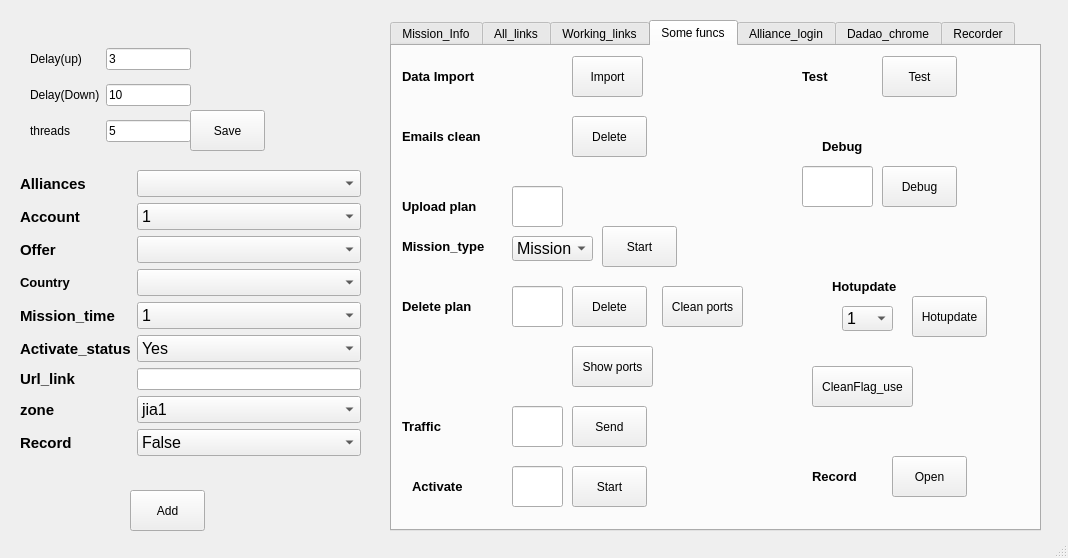
Above: ui/test.ui from FuckBrains/src before the change. Below: the same form after it.
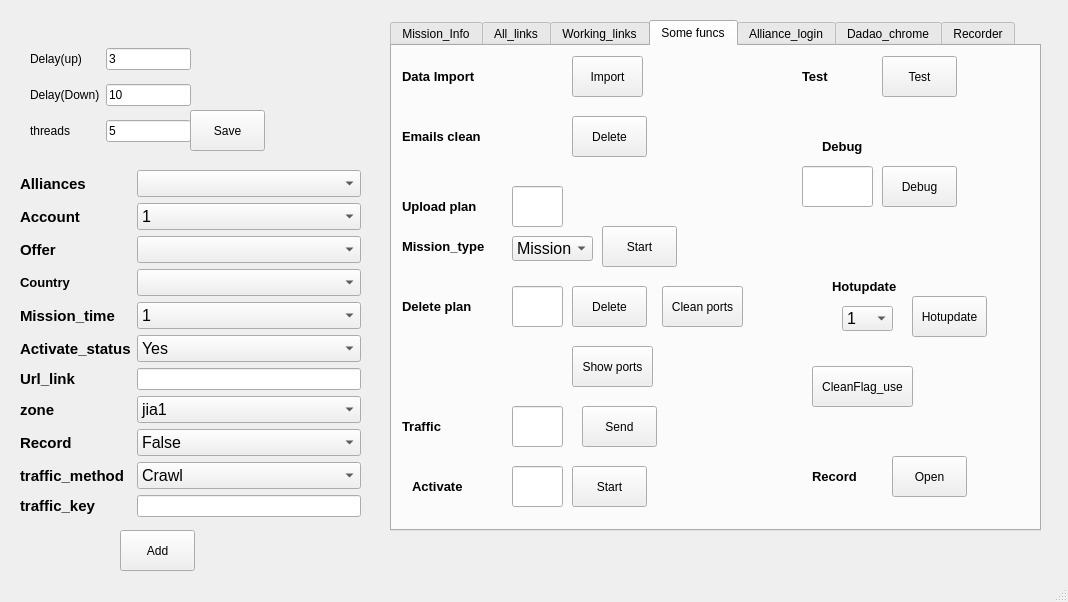
That is the form after the change. The open tabs and pages were chosen to show the change.

Diff of the .ui file:
```diff
--- a/ui/test.ui
+++ b/ui/test.ui
@@ -10,7 +10,7 @@
     <x>0</x>
     <y>0</y>
     <width>1068</width>
-    <height>558</height>
+    <height>602</height>
    </rect>
   </property>
   <property name="minimumSize">
@@ -29,8 +29,8 @@
    <widget class="QPushButton" name="pushButton1">
     <property name="geometry">
      <rect>
-      <x>130</x>
-      <y>490</y>
+      <x>120</x>
+      <y>530</y>
       <width>75</width>
       <height>41</height>
      </rect>
@@ -601,7 +601,7 @@
      <widget class="QPushButton" name="pushButton16">
       <property name="geometry">
        <rect>
-        <x>180</x>
+        <x>190</x>
         <y>360</y>
         <width>75</width>
         <height>41</height>
@@ -3086,7 +3086,7 @@
       <x>20</x>
       <y>170</y>
       <width>341</width>
-      <height>301</height>
+      <height>351</height>
      </rect>
     </property>
     <layout class="QFormLayout" name="formLayout">
@@ -3425,6 +3425,60 @@
        </item>
       </widget>
      </item>
+     <item row="11" column="0">
+      <widget class="QLabel" name="label_50">
+       <property name="font">
+        <font>
+         <pointsize>11</pointsize>
+         <weight>75</weight>
+         <bold>true</bold>
+        </font>
+       </property>
+       <property name="text">
+        <string>traffic_method</string>
+       </property>
+      </widget>
+     </item>
+     <item row="11" column="1">
+      <widget class="QComboBox" name="comboBox34">
+       <property name="font">
+        <font>
+         <pointsize>12</pointsize>
+        </font>
+       </property>
+       <item>
+        <property name="text">
+         <string>Crawl</string>
+        </property>
+       </item>
+       <item>
+        <property name="text">
+         <string>Web</string>
+        </property>
+       </item>
+      </widget>
+     </item>
+     <item row="12" column="0">
+      <widget class="QLabel" name="label_32">
+       <property name="font">
+        <font>
+         <pointsize>11</pointsize>
+         <weight>75</weight>
+         <bold>true</bold>
+        </font>
+       </property>
+       <property name="text">
+        <string>traffic_key</string>
+       </property>
+      </widget>
+     </item>
+     <item row="12" column="1">
+      <widget class="QLineEdit" name="lineEdit33">
+       <property name="text">
+        <string/>
+       </property>
+      </widget>
+     </item>
     </layout>
    </widget>
   </widget>
```
Left out of the diff: 2 changed lines with no effect on the pictures.
